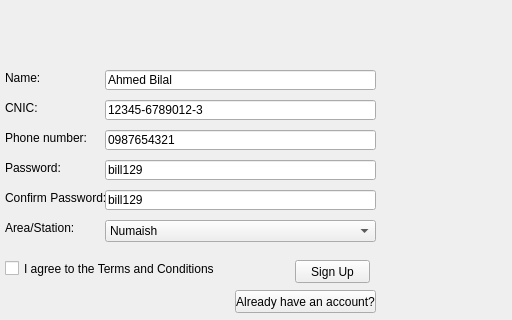
This is driver_signup.ui in ctrlaltdef/Database-Project--Karachi-Bus-Connect as Qt 5 draws it before an edit; both pictures show x 85 to 597 and y 0 to 320 of the 597 by 600 pixel window. The edited form follows.
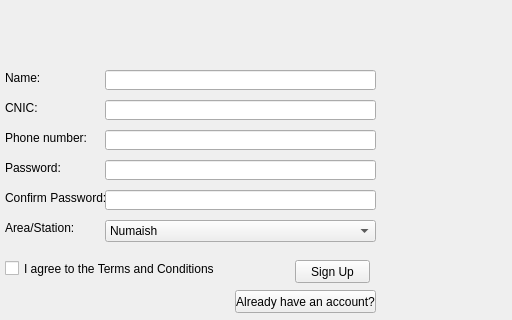
This is the edited form.

What changed in the file:
```diff
--- a/driver_signup.ui
+++ b/driver_signup.ui
@@ -24,7 +24,7 @@
      </rect>
     </property>
     <property name="text">
-     <string>bill129</string>
+     <string/>
     </property>
    </widget>
    <widget class="QPushButton" name="alreadyaccbtn">
@@ -76,7 +76,7 @@
      </rect>
     </property>
     <property name="text">
-     <string>0987654321</string>
+     <string/>
     </property>
    </widget>
    <widget class="QPushButton" name="signupBtn">
@@ -102,7 +102,7 @@
      </rect>
     </property>
     <property name="text">
-     <string>Ahmed Bilal</string>
+     <string/>
     </property>
    </widget>
    <widget class="QCheckBox" name="agree_checkbox">
@@ -128,7 +128,7 @@
      </rect>
     </property>
     <property name="text">
-     <string>12345-6789012-3</string>
+     <string/>
     </property>
    </widget>
    <widget class="QLabel" name="label">
@@ -154,7 +154,7 @@
      </rect>
     </property>
     <property name="text">
-     <string>bill129</string>
+     <string/>
     </property>
    </widget>
    <widget class="QLabel" name="label_6">
```
